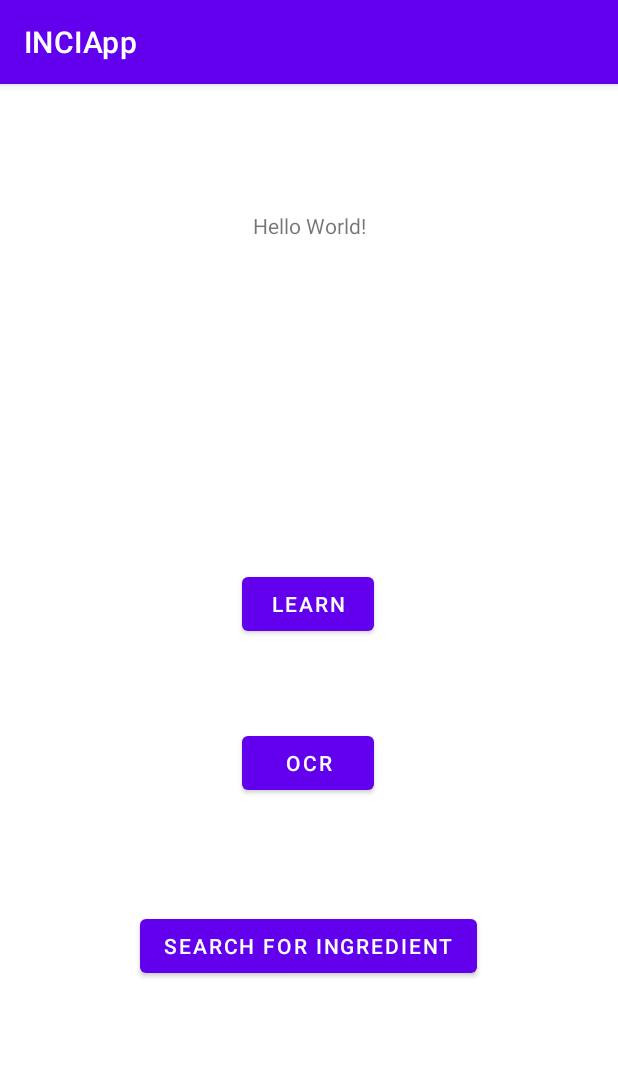
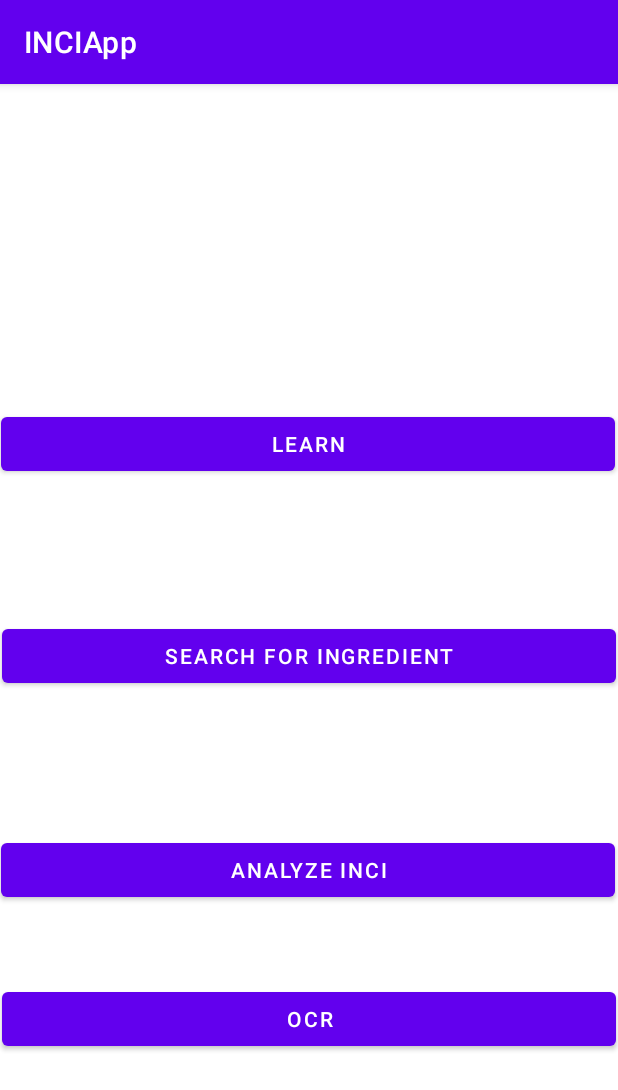
Before and after one commit to pannaAdrianna/INCIApp, an Android app: the screen it shows after launch (MainActivity), on a phone screen of 412 x 824 dp. Shown: the top 1090 px of the screen. Run offline under Robolectric (Android 15) with nearby library versions, the phone set to English and light mode, and no system bars; 1 statement that could not run was skipped.

Commit message:
analyze works

```diff
--- a/app/src/main/java/edu/ib/inciapp/MainActivity.java
+++ b/app/src/main/java/edu/ib/inciapp/MainActivity.java
@@ -49,7 +49,11 @@ public class MainActivity extends AppCompatActivity {
         this.startActivity(intent);
     }
     public void onBtnSearchIngredient(View view) {
-//        Intent intent = new Intent(this, CheckIngredientsActivity.class);
+        Intent intent = new Intent(this, CheckIngredientsActivity.class);
+        this.startActivity(intent);
+    }
+
+    public void onBtnAnalyzeClick(View view) {
         Intent intent = new Intent(this, AnalyzeCosmeticActivity.class);
         this.startActivity(intent);
     }
@@ -104,4 +108,5 @@ public class MainActivity extends AppCompatActivity {
     }
 
 
+
 }
--- a/app/src/main/res/layout/activity_analyze_cosmetic.xml
+++ b/app/src/main/res/layout/activity_analyze_cosmetic.xml
@@ -59,7 +59,7 @@
         app:layout_constraintHorizontal_bias="0.0"
         app:layout_constraintStart_toStartOf="@+id/etIngredients"
         app:layout_constraintTop_toTopOf="parent"
-        app:layout_constraintVertical_bias="0.508" />
+        app:layout_constraintVertical_bias="0.524" />
 
     <TextView
         android:id="@+id/tvControversialngriedients"
--- a/app/src/main/res/layout/activity_check_ingredients.xml
+++ b/app/src/main/res/layout/activity_check_ingredients.xml
@@ -22,12 +22,6 @@
         android:layout_height="match_parent"
         android:layout_weight="1"></ListView>
 
-    <Button
-        android:id="@+id/button2"
-        android:layout_width="match_parent"
-        android:layout_height="wrap_content"
-        android:onClick="onBtnExcelClick"
-        android:text="@string/hintGetDataBtn" />
 
 
 </LinearLayout>
--- a/app/src/main/res/layout/activity_main.xml
+++ b/app/src/main/res/layout/activity_main.xml
@@ -6,54 +6,57 @@
     android:layout_height="match_parent"
     tools:context=".MainActivity">
 
-    <TextView
-        android:id="@+id/textView"
-        android:layout_width="wrap_content"
-        android:layout_height="wrap_content"
-        android:text="Hello World!"
-        app:layout_constraintBottom_toBottomOf="parent"
-        app:layout_constraintLeft_toLeftOf="parent"
-        app:layout_constraintRight_toRightOf="parent"
-        app:layout_constraintTop_toTopOf="parent"
-        app:layout_constraintVertical_bias="0.113" />
+
+
 
     <Button
-        android:id="@+id/button"
-        android:layout_width="wrap_content"
+        android:id="@+id/btnLearn"
+        android:layout_width="409dp"
         android:layout_height="wrap_content"
         android:onClick="onBtnLearnClick"
         android:text="@string/btnLearn"
         app:layout_constraintBottom_toBottomOf="parent"
         app:layout_constraintEnd_toEndOf="parent"
-        app:layout_constraintHorizontal_bias="0.498"
+        app:layout_constraintHorizontal_bias="0.3"
         app:layout_constraintStart_toStartOf="parent"
         app:layout_constraintTop_toTopOf="parent"
-        app:layout_constraintVertical_bias="0.448" />
+        app:layout_constraintVertical_bias="0.3" />
 
     <Button
         android:id="@+id/btnOCR"
-        android:layout_width="wrap_content"
+        android:layout_width="409dp"
         android:layout_height="wrap_content"
         android:onClick="onBtnOCRClick"
         android:text="@string/hintBtnOCR"
         app:layout_constraintBottom_toBottomOf="parent"
         app:layout_constraintEnd_toEndOf="parent"
-        app:layout_constraintHorizontal_bias="0.498"
         app:layout_constraintStart_toStartOf="parent"
-        app:layout_constraintTop_toTopOf="parent"
-        app:layout_constraintVertical_bias="0.595" />
+        app:layout_constraintTop_toBottomOf="@+id/btnAnalyzeINCI"
+        app:layout_constraintVertical_bias="0.3" />
 
     <Button
         android:id="@+id/btnSearchIngredient"
-        android:layout_width="wrap_content"
+        android:layout_width="409dp"
         android:layout_height="wrap_content"
+        android:onClick="onBtnSearchIngredient"
         android:text="@string/hintGetDataBtn"
-        android:onClick="onBtnSearchIngredient"
         app:layout_constraintBottom_toBottomOf="parent"
         app:layout_constraintEnd_toEndOf="parent"
-        app:layout_constraintHorizontal_bias="0.498"
         app:layout_constraintStart_toStartOf="parent"
-        app:layout_constraintTop_toTopOf="parent"
-        app:layout_constraintVertical_bias="0.765" />
+        app:layout_constraintTop_toBottomOf="@+id/btnLearn"
+        app:layout_constraintVertical_bias="0.204" />
+
+    <Button
+        android:id="@+id/btnAnalyzeINCI"
+        android:layout_width="409dp"
+        android:layout_height="wrap_content"
+        android:onClick="onBtnAnalyzeClick"
+        android:text="@string/btnAnalyzeCosmetic"
+        app:layout_constraintBottom_toBottomOf="parent"
+        app:layout_constraintEnd_toEndOf="parent"
+        app:layout_constraintHorizontal_bias="0.3"
+        app:layout_constraintStart_toStartOf="parent"
+        app:layout_constraintTop_toBottomOf="@+id/btnSearchIngredient"
+        app:layout_constraintVertical_bias="0.3" />
 
 </androidx.constraintlayout.widget.ConstraintLayout>
--- a/app/src/main/res/values/strings.xml
+++ b/app/src/main/res/values/strings.xml
@@ -4,6 +4,7 @@
     <string name="hintbtnFalse">I DONT</string>
     <string name="btnLearn">LEARN</string>
     <string name="hintBtnOCR">OCR</string>
+    <string name="btnAnalyzeCosmetic">ANALYZE INCI</string>
     <string name="hintBtnShowNext">NEXT</string>
     <string name="hintTvNumberOfQuesion">Question</string>
     <string name="hintGetDataBtn">SEARCH FOR INGREDIENT</string>
@@ -11,6 +12,6 @@
     <string name="hintBtnAnalyze">ANALYZE</string>
     <string name="tvINCIpaste">INGREDIENTS:</string>
     <string name="hintTvControversial">Add ingredients and click Analyze button to start analyzing</string>
-    <string name="hintTvResultControversial">Result</string>
+    <string name="hintTvResultControversial">These ingredients may be dangerous</string>
 
 </resources>
```
